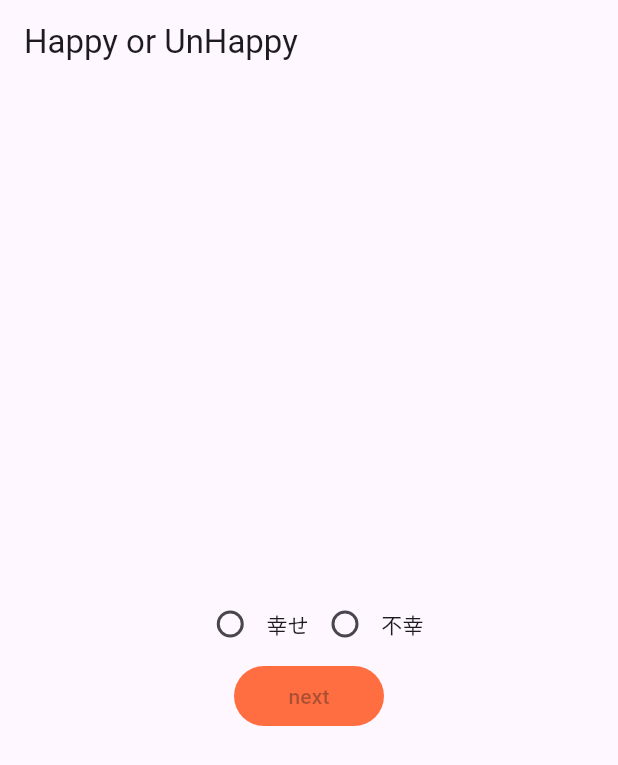
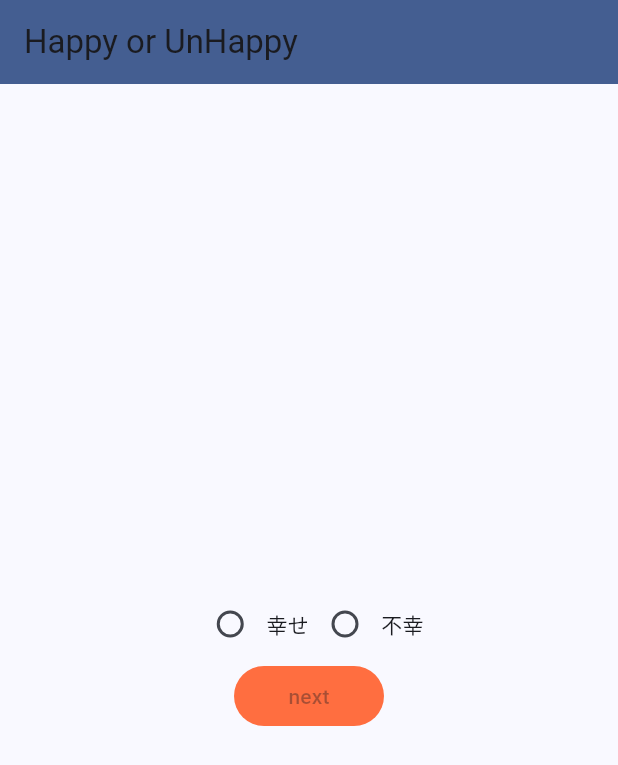
Before and after one commit to nekomochi123/everyday_practice, a Flutter app: the screen it shows after launch, on a phone screen of 412 x 824 dp. Shown: the top 765 px of the screen. Run offline on Flutter 3.47's test engine with Material 3 defaults, Android fonts, the phone set to English and light mode, and no system bars; our stand-ins replace hooks_riverpod.

Commit message:
少しでも見栄え良くしたい

```diff
--- a/lib/main.dart
+++ b/lib/main.dart
@@ -17,7 +17,7 @@
     return MaterialApp(
       title: 'Flutter Demo',
       theme: ThemeData(
-        colorScheme: ColorScheme.fromSeed(seedColor: Colors.deepPurple),
+        colorScheme: ColorScheme.fromSeed(seedColor: Colors.blueAccent),
         useMaterial3: true,
       ),
       home: const HappyUnHappyScreen(),
--- a/lib/ui/confession_screen.dart
+++ b/lib/ui/confession_screen.dart
@@ -14,6 +14,7 @@ class ConfessionScreen extends HookConsumerWidget {
     return Scaffold(
       appBar: AppBar(
         title:Text(title),
+        backgroundColor: Theme.of(context).primaryColor,
     ),
       body: Center(
         child: Column(
--- a/lib/ui/happy_unhappy_screen.dart
+++ b/lib/ui/happy_unhappy_screen.dart
@@ -12,6 +12,7 @@ class HappyUnHappyScreen extends HookConsumerWidget {
     return Scaffold(
       appBar: AppBar(
         title: const Text('Happy or UnHappy'),
+        backgroundColor: Theme.of(context).primaryColor,
       ),
       body: Center(
         child: Column(
```
